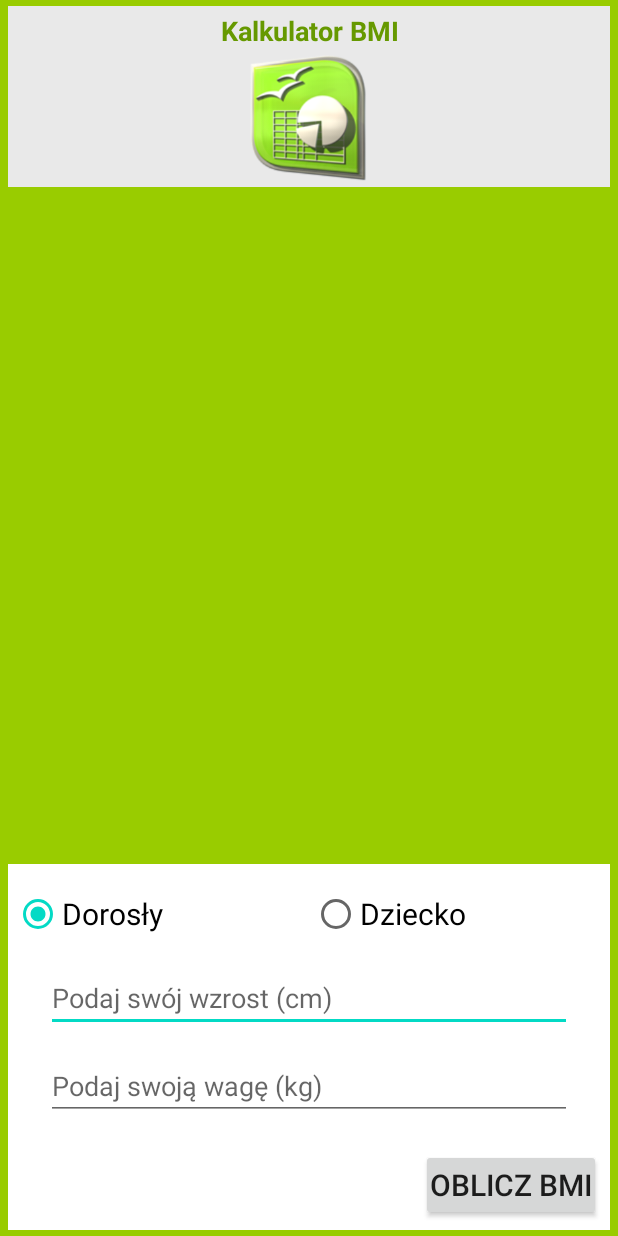
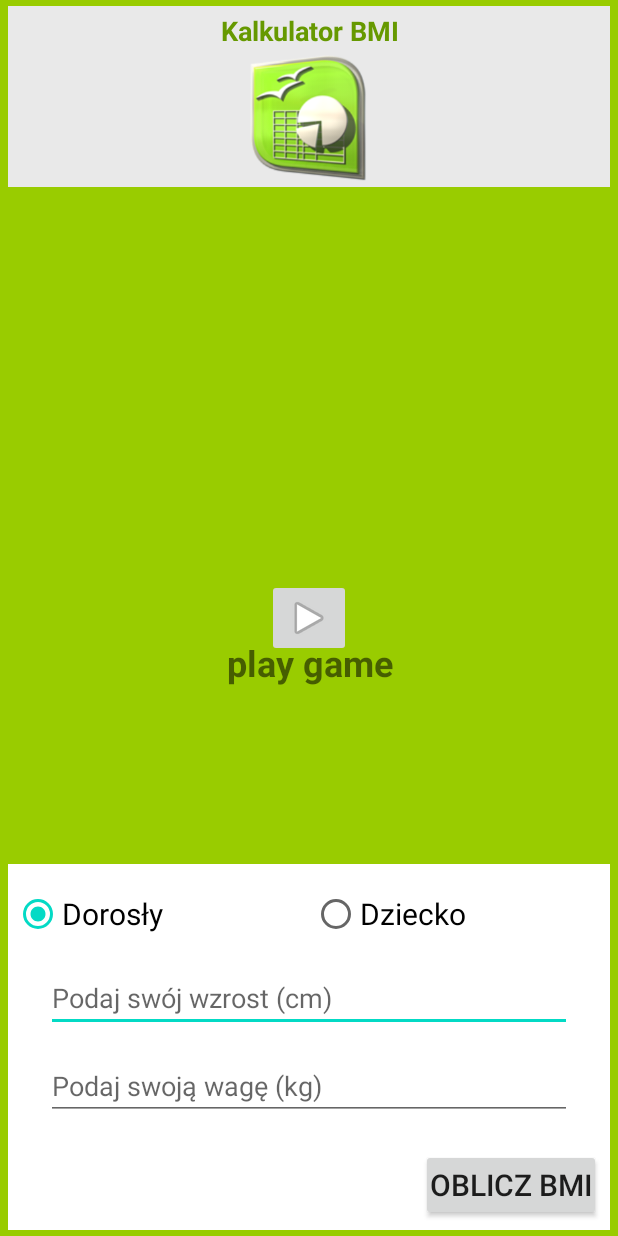
Before and after one commit to dominik-stec/Android_PJA, an Android app: the screen it shows after launch (MainActivity), on a phone screen of 412 x 824 dp. Run offline under Robolectric (Android 15) with nearby library versions, the phone set to English and light mode, and no system bars.

Commit message:
add play game button listener

```diff
--- a/app/src/main/java/pl/pjatk/pamo/calculatorbmi/MainActivity.java
+++ b/app/src/main/java/pl/pjatk/pamo/calculatorbmi/MainActivity.java
@@ -6,7 +6,10 @@ import androidx.appcompat.app.AppCompatActivity;
 import android.view.View;
 import android.widget.Button;
 import android.widget.EditText;
+import android.widget.ImageButton;
 import android.widget.RadioButton;
+
+import pl.pjatk.pamo.calculatorbmi.game.GameMainActivity;
 
 
 public class MainActivity extends AppCompatActivity {
@@ -29,6 +32,9 @@ public class MainActivity extends AppCompatActivity {
 
     Intent intentLogo;
 
+    ImageButton playGame;
+    Intent startGame;
+
     @Override
     protected void onCreate(Bundle savedInstanceState) {
         super.onCreate(savedInstanceState);
@@ -43,6 +49,8 @@ public class MainActivity extends AppCompatActivity {
         getAllLayoutIds();
         initIntents();
         setBtnListener();
+
+        setGameListener();
 
     }
 
@@ -66,13 +74,13 @@ public class MainActivity extends AppCompatActivity {
 
                 isChildOrAdultChecker();
 
-                if(isAdult) {
+                if (isAdult) {
 
                     heightExceptionHandler(1, 270);
                     weightExceptionHandler(1, 300);
                     startAdultActivityChecker();
 
-                } else  {   // for child
+                } else {   // for child
 
                     heightExceptionHandler(1, 260);
                     weightExceptionHandler(1, 260);
@@ -98,14 +106,14 @@ public class MainActivity extends AppCompatActivity {
 
     private void heightExceptionHandler(int minHeight, int maxHeight) {
 
-        if(heightText.getText().toString().equals("")) {
+        if (heightText.getText().toString().equals("")) {
 
             heightTextFormat();
 
         } else {
 
             height = Float.parseFloat(heightText.getText().toString());
-            if(height > maxHeight || height < minHeight) {
+            if (height > maxHeight || height < minHeight) {
 
                 heightTextFormat();
 
@@ -117,14 +125,14 @@ public class MainActivity extends AppCompatActivity {
 
     private void weightExceptionHandler(int minWeight, int maxWeight) {
 
-        if(weightText.getText().toString().equals("")) {
+        if (weightText.getText().toString().equals("")) {
 
             weightTextFormat();
 
         } else {
 
             weight = Float.parseFloat(weightText.getText().toString());
-            if(weight > maxWeight || weight < minWeight) {
+            if (weight > maxWeight || weight < minWeight) {
 
                 weightTextFormat();
 
@@ -161,7 +169,7 @@ public class MainActivity extends AppCompatActivity {
     private float calculateBmi(float height, float weight) {
         float bmi = 0;
         height /= 100;
-        bmi = weight / (height*height);
+        bmi = weight / (height * height);
         return bmi;
     }
 
@@ -177,7 +185,21 @@ public class MainActivity extends AppCompatActivity {
     public float getHeight() {
         return height;
     }
+
     public float getWeight() {
         return weight;
     }
+
+    private void setGameListener() {
+
+        playGame = (ImageButton) findViewById(R.id.play_game);
+        startGame = new Intent(this, GameMainActivity.class);
+
+        playGame.setOnClickListener(new View.OnClickListener() {
+            @Override
+            public void onClick(View v) {
+                startActivity(startGame);
+            }
+        });
+    }
 }
--- a/app/src/main/res/layout/activity_main.xml
+++ b/app/src/main/res/layout/activity_main.xml
@@ -1,5 +1,6 @@
 <?xml version="1.0" encoding="utf-8"?>
 <FrameLayout xmlns:android="http://schemas.android.com/apk/res/android"
+    xmlns:app="http://schemas.android.com/apk/res-auto"
     xmlns:tools="http://schemas.android.com/tools"
     android:layout_width="match_parent"
     android:layout_height="match_parent"
@@ -46,6 +47,8 @@
         android:textStyle="bold" />
 
 </RelativeLayout>
+
+
 
         <RelativeLayout
             android:id="@+id/calc_data_layout"
@@ -132,7 +135,23 @@
 
             </RelativeLayout>
 
+    <ImageButton
+        android:id="@+id/play_game"
+        android:layout_width="wrap_content"
+        android:layout_height="wrap_content"
+        app:srcCompat="@android:drawable/ic_media_play"
+        android:layout_gravity="center" />
+
+    <TextView
+        android:layout_width="wrap_content"
+        android:layout_height="wrap_content"
+        android:ems="10"
+        android:layout_gravity="center"
+        android:layout_marginTop="30dp"
+        android:text="@string/play_game"
+        android:textAlignment="center"
+        android:textSize="@dimen/result_text_size"
+        android:textStyle="bold"/>
 
 
-
-    </FrameLayout>
+</FrameLayout>
--- a/app/src/main/res/values/strings.xml
+++ b/app/src/main/res/values/strings.xml
@@ -27,4 +27,5 @@
     <string name="calories_limit">Limit kalorii:</string>
     <string name="woman">kobieta</string>
     <string name="man">mężczyzna</string>
+    <string name="play_game">play game</string>
 </resources>
```
Also changed, not shown: app/src/main/java/pl/pjatk/pamo/calculatorbmi/game/GameMainActivity.java (added, +13 -0 lines), app/src/main/res/layout/activity_game_main.xml (added, +14 -0 lines).
